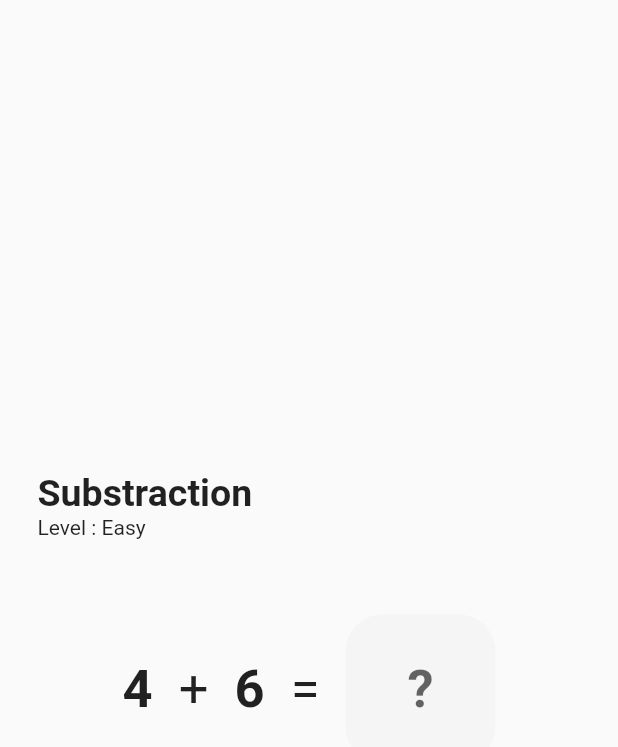
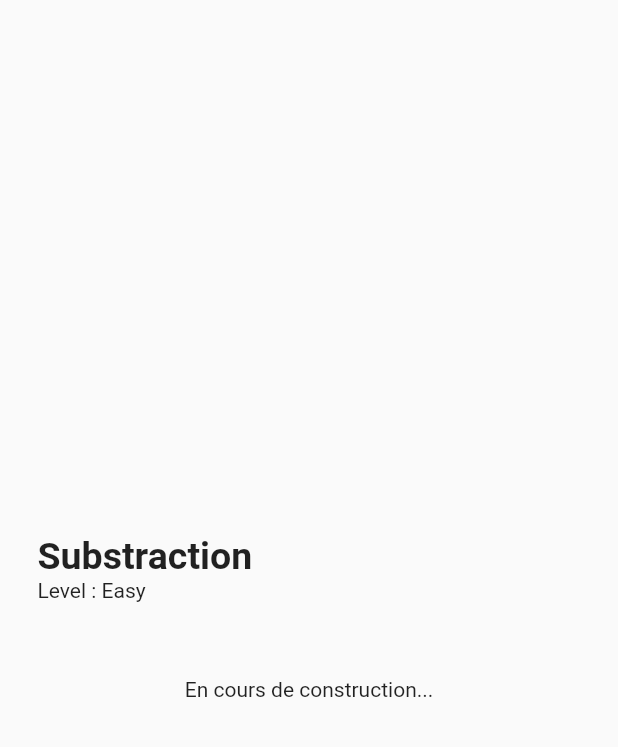
Before and after one commit to Dewhs/CalculTrainer_Flutter, a Flutter app: the screen it shows after launch, after a tap on "Substraction", on a phone screen of 412 x 824 dp. Shown: the top 747 px of the screen. Run offline on Flutter 3.47's test engine with Material 2 defaults, Android fonts, the phone set to English and light mode, and no system bars; missing offline and left inert: dart:ffi.

Commit message:
alpha v0.21, calcul operation refresh

```diff
--- a/calcul_trainer/lib/pages/CalculPage.dart
+++ b/calcul_trainer/lib/pages/CalculPage.dart
@@ -1,11 +1,21 @@
+import 'dart:ffi';
+
 import 'package:flutter/material.dart';
 import 'package:flutter/services.dart';
+import 'dart:math';
+
+// --- global ---
+int number1 = 0;
+int number2 = 0;
+
+String id = "";
+String difficulty = "";
 
 class CalculPage extends StatefulWidget {
   static const pageRoute = "/CalculPage";
   const CalculPage(this.id, this.symbol);
 
-  final String id;
+  final id;
   final String symbol;
 
   @override
@@ -14,9 +24,9 @@ class CalculPage extends StatefulWidget {
 
 class _CalculPageState extends State<CalculPage> {
   _CalculPageState(this.id, this.symbol);
-  final String id;
+  final id;
   final String symbol;
-  final String Difficulty = "Easy";
+  final difficulty = "Easy";
   @override
   Widget build(BuildContext context) {
     return Scaffold(
@@ -38,43 +48,104 @@ class _CalculPageState extends State<CalculPage> {
                           fontSize: 25, fontWeight: FontWeight.bold),
                     ),
                     Text(
-                      'Level : ' + Difficulty,
+                      'Level : ' + difficulty,
                     ),
                   ],
                 ),
               )
             ],
           ),
-          Row( //Faudra créer un widget adapter à chaque operation
+          OperationWidget(id, difficulty),
+        ],
+      ),
+    );
+  }
+}
+
+class OperationWidget extends StatefulWidget {
+  const OperationWidget(this.id, this.difficulty);
+
+  final String id;
+  final String difficulty;
+
+  @override
+  _OperationWidgetState createState() =>
+      _OperationWidgetState(this.id, this.difficulty);
+}
+
+class _OperationWidgetState extends State<OperationWidget> {
+  _OperationWidgetState(this.id, this.difficulty);
+  final id;
+  final difficulty;
+  final fieldText = TextEditingController();
+  FocusNode _focusNode = FocusNode();
+
+  void refreshOperation() {
+    var rdm = Random();
+    if (difficulty == "Easy") {
+      number1 = rdm.nextInt(9);
+      number2 = rdm.nextInt(9);
+    }
+    if (difficulty == "Intermediate") {
+      number1 = 10 + rdm.nextInt(89);
+      number2 = 10 + rdm.nextInt(89);
+    }
+    if (difficulty == "Expert") {
+      number1 = 100 + rdm.nextInt(899);
+      number2 = 100 + rdm.nextInt(899);
+    }
+  }
+
+  @override
+  void initState() {
+    super.initState();
+    refreshOperation();
+  }
+
+  @override
+  Widget build(BuildContext context) {
+    if (id == "Addition") {
+      return Row(
+        //Faudra créer un widget adapter à chaque operation
         mainAxisAlignment: MainAxisAlignment.center,
         children: [
-              const Text(
-                "4 ",
-                style: TextStyle(fontSize: 35, fontWeight: FontWeight.bold),
+          Text(
+            number1.toString(),
+            style: const TextStyle(fontSize: 35, fontWeight: FontWeight.bold),
           ),
-              const Text(" + ", style: TextStyle(fontSize: 35)),
-              const Text(
-                " 6 ",
-                style: TextStyle(fontSize: 35, fontWeight: FontWeight.bold),
+          const Text("  +  ", style: TextStyle(fontSize: 35)),
+          Text(
+            number2.toString(),
+            style: const TextStyle(fontSize: 35, fontWeight: FontWeight.bold),
           ),
           const Text(
-                " =  ",
+            "  =  ",
             style: TextStyle(fontSize: 35),
           ),
           Container(
             width: 100,
             height: 100,
             decoration: const BoxDecoration(
-                  color: Color(0xF5F5F5F5),
+              color: Color.fromARGB(245, 240, 240, 240),
               borderRadius: BorderRadius.all(Radius.circular(25)),
             ),
             child: TextField(
+              focusNode: _focusNode,
+              autofocus: true,
+              controller: fieldText,
+              onSubmitted: (value) {
+                setState(() {
+                  Verify_Reslut(id, value);
+                  _focusNode.requestFocus();
+                  refreshOperation();
+                  fieldText.clear();
+                });
+              },
               textAlign: TextAlign.center,
-                  style: const TextStyle(
-                      fontSize: 35, fontWeight: FontWeight.bold),
+              style: const TextStyle(fontSize: 35, fontWeight: FontWeight.bold),
               decoration: const InputDecoration(
                 border: InputBorder.none,
-                    contentPadding: const EdgeInsets.only(top: 30.0),
+                contentPadding: EdgeInsets.only(top: 30.0),
                 hintText: '?',
               ),
               keyboardType: TextInputType.number,
@@ -84,9 +155,24 @@ class _CalculPageState extends State<CalculPage> {
             ),
           )
         ],
-          ),
-        ],
-      ),
       );
     }
+    return const Text("En cours de construction...");
   }
+}
+
+bool Verify_Reslut(String id, String _value) {
+  if(_value == "") ()=> false;
+
+  int value = int.parse(_value);
+
+    if (id == "Addition") {
+      print(Check_Add_Result(value));
+      return Check_Add_Result(value);
+    }
+  return false;
+}
+
+bool Check_Add_Result(int value) {
+  return (number1 + number2) == value;
+}
--- a/calcul_trainer/lib/pages/MainPage.dart
+++ b/calcul_trainer/lib/pages/MainPage.dart
@@ -98,7 +98,7 @@ class _Card_PagesState extends State<Card_Pages> {
       child: Card(
         shape: RoundedRectangleBorder(borderRadius: BorderRadius.circular(25)),
         margin: const EdgeInsets.only(top: 25),
-        color: const Color(0xF5F5F5F5),
+        color: const Color.fromARGB(245, 240, 240, 240),
         elevation: 0,
         child: Container(
           height: 150,
```
Lines whose indentation alone changed are shown as unchanged.
